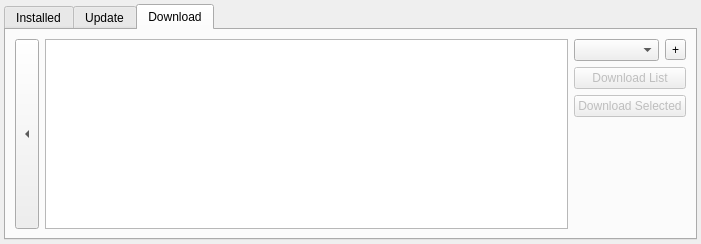
unsanded/monav, file client/mappackageswidget.ui: the form before one commit.
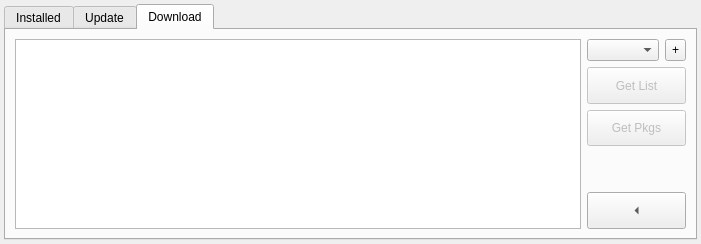
The form after the commit. Custom widgets are drawn as their Qt base class.

What changed in the file:
```diff
--- a/client/mappackageswidget.ui
+++ b/client/mappackageswidget.ui
@@ -154,23 +154,7 @@
       <attribute name="title">
        <string>Download</string>
       </attribute>
-      <layout class="QHBoxLayout" name="horizontalLayout_2" stretch="0,0,0">
-       <item>
-        <widget class="QToolButton" name="back">
-         <property name="sizePolicy">
-          <sizepolicy hsizetype="Minimum" vsizetype="MinimumExpanding">
-           <horstretch>0</horstretch>
-           <verstretch>0</verstretch>
-          </sizepolicy>
-         </property>
-         <property name="text">
-          <string>...</string>
-         </property>
-         <property name="arrowType">
-          <enum>Qt::LeftArrow</enum>
-         </property>
-        </widget>
-       </item>
+      <layout class="QHBoxLayout" name="horizontalLayout_2" stretch="0,0">
        <item>
         <widget class="QTreeWidget" name="downloadList">
          <property name="showDropIndicator" stdset="0">
@@ -224,10 +208,25 @@
              <property name="enabled">
               <bool>true</bool>
              </property>
+             <property name="sizePolicy">
+              <sizepolicy hsizetype="Minimum" vsizetype="Minimum">
+               <horstretch>0</horstretch>
+               <verstretch>0</verstretch>
+              </sizepolicy>
+             </property>
+             <property name="frame">
+              <bool>true</bool>
+             </property>
             </widget>
            </item>
            <item>
             <widget class="QToolButton" name="addServer">
+             <property name="sizePolicy">
+              <sizepolicy hsizetype="Minimum" vsizetype="Minimum">
+               <horstretch>0</horstretch>
+               <verstretch>0</verstretch>
+              </sizepolicy>
+             </property>
              <property name="text">
               <string>+</string>
              </property>
@@ -240,8 +239,14 @@
            <property name="enabled">
             <bool>false</bool>
            </property>
+           <property name="sizePolicy">
+            <sizepolicy hsizetype="Minimum" vsizetype="MinimumExpanding">
+             <horstretch>0</horstretch>
+             <verstretch>0</verstretch>
+            </sizepolicy>
+           </property>
            <property name="text">
-            <string>Download List</string>
+            <string>Get List</string>
            </property>
           </widget>
          </item>
@@ -250,8 +255,14 @@
            <property name="enabled">
             <bool>false</bool>
            </property>
+           <property name="sizePolicy">
+            <sizepolicy hsizetype="Minimum" vsizetype="MinimumExpanding">
+             <horstretch>0</horstretch>
+             <verstretch>0</verstretch>
+            </sizepolicy>
+           </property>
            <property name="text">
-            <string>Download Selected</string>
+            <string>Get Pkgs</string>
            </property>
           </widget>
          </item>
@@ -268,6 +279,22 @@
            </property>
           </spacer>
          </item>
+         <item>
+          <widget class="QToolButton" name="backDL">
+           <property name="sizePolicy">
+            <sizepolicy hsizetype="Minimum" vsizetype="MinimumExpanding">
+             <horstretch>0</horstretch>
+             <verstretch>0</verstretch>
+            </sizepolicy>
+           </property>
+           <property name="text">
+            <string>...</string>
+           </property>
+           <property name="arrowType">
+            <enum>Qt::LeftArrow</enum>
+           </property>
+          </widget>
+         </item>
         </layout>
        </item>
       </layout>
```
Left out of the diff: 28 changed lines with no effect on the pictures.
